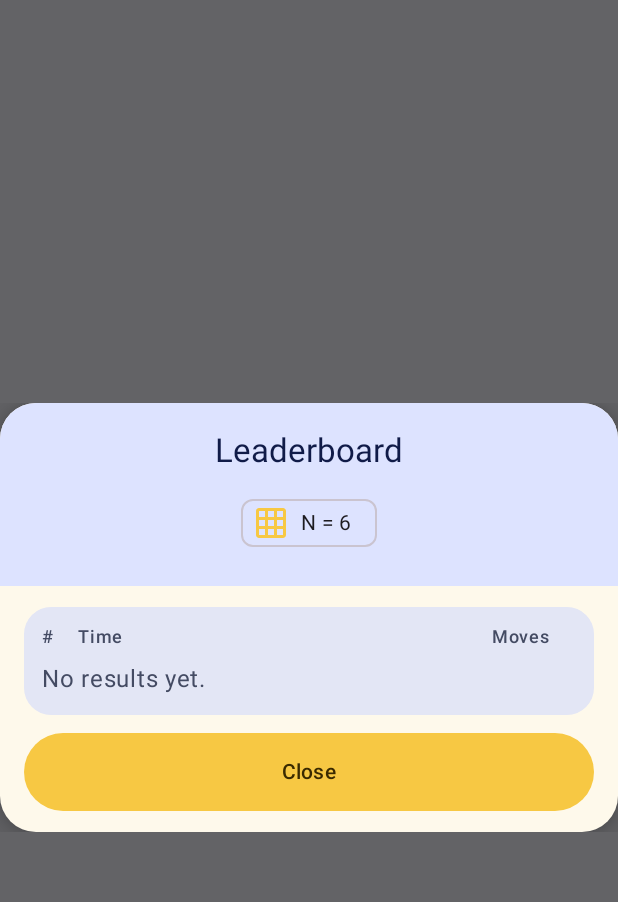
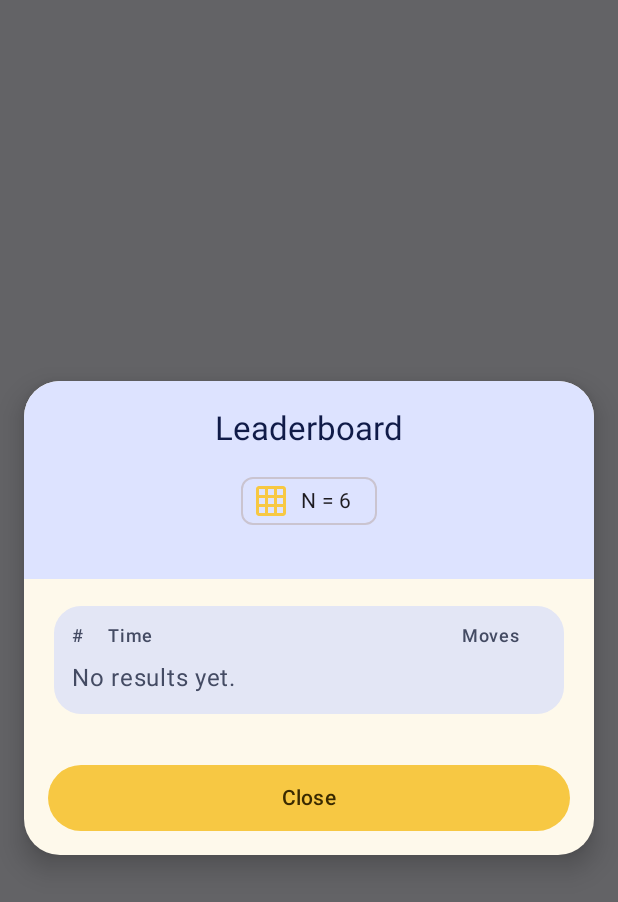
Before and after one commit to carlosjimz87/NQueens, an Android app built with Jetpack Compose: the @Preview function StatsDialogPreviewEmpty, on a phone screen of 412 x 824 dp. Shown: the top 902 px of the screen. Run offline under Robolectric (Android 15) with nearby library versions, the phone set to English and light mode, and no system bars.

Commit message:
:lipstick: Make dialogs adaptative

```diff
--- a/app/src/main/java/com/carlosjimz87/nqueens/ui/composables/dialogs/BaseDialog.kt
+++ b/app/src/main/java/com/carlosjimz87/nqueens/ui/composables/dialogs/BaseDialog.kt
@@ -2,18 +2,26 @@ package com.carlosjimz87.nqueens.ui.composables.dialogs
 
 import androidx.compose.foundation.background
 import androidx.compose.foundation.layout.Arrangement
+import androidx.compose.foundation.layout.BoxWithConstraints
 import androidx.compose.foundation.layout.Column
 import androidx.compose.foundation.layout.ColumnScope
 import androidx.compose.foundation.layout.Row
 import androidx.compose.foundation.layout.RowScope
+import androidx.compose.foundation.layout.fillMaxSize
 import androidx.compose.foundation.layout.fillMaxWidth
+import androidx.compose.foundation.layout.heightIn
 import androidx.compose.foundation.layout.padding
+import androidx.compose.foundation.layout.width
+import androidx.compose.foundation.rememberScrollState
 import androidx.compose.foundation.shape.RoundedCornerShape
+import androidx.compose.foundation.verticalScroll
 import androidx.compose.material3.MaterialTheme
 import androidx.compose.material3.Surface
 import androidx.compose.runtime.Composable
+import androidx.compose.ui.Alignment
 import androidx.compose.ui.Modifier
 import androidx.compose.ui.unit.dp
+import androidx.compose.ui.unit.min
 import androidx.compose.ui.window.Dialog
 import androidx.compose.ui.window.DialogProperties
 
@@ -26,44 +34,69 @@ fun BaseDialog(
     footer: @Composable RowScope.() -> Unit,
 ) {
     val cs = MaterialTheme.colorScheme
+    val scrollState = rememberScrollState()
 
     Dialog(
         onDismissRequest = { if (dismissEnabled) onDismiss() },
         properties = DialogProperties(
             dismissOnBackPress = dismissEnabled,
-            dismissOnClickOutside = dismissEnabled
+            dismissOnClickOutside = dismissEnabled,
+            usePlatformDefaultWidth = false // we control width/height
         )
     ) {
+        BoxWithConstraints(
+            modifier = Modifier
+                .fillMaxSize()
+                .padding(16.dp),
+            contentAlignment = Alignment.Center
+        ) {
+            // Constrain dialog surface size
+            val dialogWidth = min(maxWidth, 520.dp)
+            val dialogMaxHeight = min(maxHeight, 620.dp)
+
+            // Compact mode for short heights (landscape phones)
+            val compact = maxHeight < 420.dp
+
+            val hPad = if (compact) 16.dp else 20.dp
+            val vPadHeader = if (compact) 12.dp else 18.dp
+            val vPadBody = if (compact) 12.dp else 18.dp
+            val vPadFooter = if (compact) 10.dp else 14.dp
+
             Surface(
+                modifier = Modifier
+                    .width(dialogWidth)
+                    .heightIn(max = dialogMaxHeight),
                 shape = RoundedCornerShape(24.dp),
                 tonalElevation = 6.dp,
                 shadowElevation = 10.dp,
                 color = cs.surface
             ) {
-            Column(modifier = Modifier.fillMaxWidth()) {
+                Column(Modifier.fillMaxWidth()) {
 
-                // Header
+                    // Header (fixed)
                     Column(
                         modifier = Modifier
                             .fillMaxWidth()
                             .background(cs.secondaryContainer)
-                        .padding(horizontal = 20.dp, vertical = 18.dp),
+                            .padding(horizontal = hPad, vertical = vPadHeader),
                         content = header
                     )
 
-                // Body
+                    // Body (scrollable, takes remaining height)
                     Column(
                         modifier = Modifier
+                            .weight(1f, fill = false)
                             .fillMaxWidth()
-                        .padding(horizontal = 20.dp, vertical = 18.dp),
+                            .verticalScroll(scrollState)
+                            .padding(horizontal = hPad, vertical = vPadBody),
                         content = body
                     )
 
-                // Footer / Buttons
+                    // Footer (fixed)
                     Row(
                         modifier = Modifier
                             .fillMaxWidth()
-                        .padding(horizontal = 16.dp, vertical = 14.dp),
+                            .padding(horizontal = 16.dp, vertical = vPadFooter),
                         horizontalArrangement = Arrangement.spacedBy(12.dp),
                         content = footer
                     )
@@ -71,3 +104,4 @@ fun BaseDialog(
             }
         }
     }
+}
--- a/app/src/main/java/com/carlosjimz87/nqueens/ui/composables/dialogs/StatsDialog.kt
+++ b/app/src/main/java/com/carlosjimz87/nqueens/ui/composables/dialogs/StatsDialog.kt
@@ -1,23 +1,17 @@
 package com.carlosjimz87.nqueens.ui.composables.dialogs
 
-import androidx.compose.foundation.background
-import androidx.compose.foundation.layout.Arrangement
 import androidx.compose.foundation.layout.Column
-import androidx.compose.foundation.layout.Row
 import androidx.compose.foundation.layout.Spacer
 import androidx.compose.foundation.layout.fillMaxWidth
 import androidx.compose.foundation.layout.height
-import androidx.compose.foundation.layout.padding
+import androidx.compose.foundation.layout.heightIn
 import androidx.compose.foundation.shape.RoundedCornerShape
 import androidx.compose.material.icons.Icons
 import androidx.compose.material.icons.outlined.GridOn
-import androidx.compose.material.icons.outlined.Moving
-import androidx.compose.material.icons.outlined.Timer
 import androidx.compose.material3.AssistChip
 import androidx.compose.material3.Button
 import androidx.compose.material3.Icon
 import androidx.compose.material3.MaterialTheme
-import androidx.compose.material3.Surface
 import androidx.compose.material3.Text
 import androidx.compose.runtime.Composable
 import androidx.compose.runtime.getValue
@@ -28,12 +22,9 @@ import androidx.compose.ui.Alignment
 import androidx.compose.ui.Modifier
 import androidx.compose.ui.tooling.preview.Preview
 import androidx.compose.ui.unit.dp
-import androidx.compose.ui.window.Dialog
-import androidx.compose.ui.window.DialogProperties
 import com.carlosjimz87.nqueens.common.previewLeaderboardsNormal
 import com.carlosjimz87.nqueens.common.previewLeaderboardsStress
 import com.carlosjimz87.nqueens.store.model.Leaderboards
-import com.carlosjimz87.nqueens.store.model.ScoreEntry
 import com.carlosjimz87.nqueens.ui.composables.stats.StatsTable
 import com.carlosjimz87.nqueens.ui.theme.NQueensTheme
 
@@ -45,25 +36,16 @@ fun StatsDialog(
 ) {
     val cs = MaterialTheme.colorScheme
     val typography = MaterialTheme.typography
-    var tab by rememberSaveable { mutableIntStateOf(0) } // 0 time, 1 moves
+    var tab by rememberSaveable { mutableIntStateOf(0) }
 
-    Dialog(
-        onDismissRequest = { /* modal */ },
-        properties = DialogProperties(dismissOnBackPress = false, dismissOnClickOutside = false)
-    ) {
-        Surface(
-            shape = RoundedCornerShape(24.dp),
-            tonalElevation = 6.dp,
-            shadowElevation = 10.dp,
-            color = cs.surface
-        ) {
-            Column(Modifier.fillMaxWidth()) {
+    val rows = if (tab == 0) leaderboards.byTime else leaderboards.byMoves
 
+    BaseDialog(
+        dismissEnabled = false,
+        onDismiss = {},
+        header = {
             Column(
-                    modifier = Modifier
-                        .fillMaxWidth()
-                        .background(cs.secondaryContainer)
-                        .padding(horizontal = 20.dp, vertical = 18.dp),
+                modifier = Modifier.fillMaxWidth(),
                 horizontalAlignment = Alignment.CenterHorizontally
             ) {
                 Text("Leaderboard", style = typography.titleLarge, color = cs.onSecondaryContainer)
@@ -73,31 +55,25 @@ fun StatsDialog(
                     label = { Text("N = $size", style = typography.bodyMedium) },
                     leadingIcon = { Icon(Icons.Outlined.GridOn, contentDescription = null) }
                 )
+                Spacer(Modifier.height(10.dp))
             }
-
-                val rows = if (tab == 0) leaderboards.byTime else leaderboards.byMoves
-
-                Column(
+        },
+        body = {
+            StatsTable(
+                rows = rows,
+                modifier = Modifier.fillMaxWidth()
+            )
+        },
+        footer = {
+            Button(
                 modifier = Modifier
                     .fillMaxWidth()
-                        .padding(horizontal = 16.dp, vertical = 14.dp)
-                ) {
-                    StatsTable(
-                        rows = rows,
-                        modifier = Modifier.fillMaxWidth(),
-                    )
-
-                    Spacer(Modifier.height(12.dp))
-
-                    Button(
-                        modifier = Modifier.fillMaxWidth().height(52.dp),
+                    .heightIn(min = 44.dp),
                 onClick = onClose,
                 shape = RoundedCornerShape(28.dp)
             ) { Text("Close") }
         }
-            }
-        }
-    }
+    )
 }
 
 // --- Previews ---
```
Lines whose indentation alone changed are shown as unchanged.
